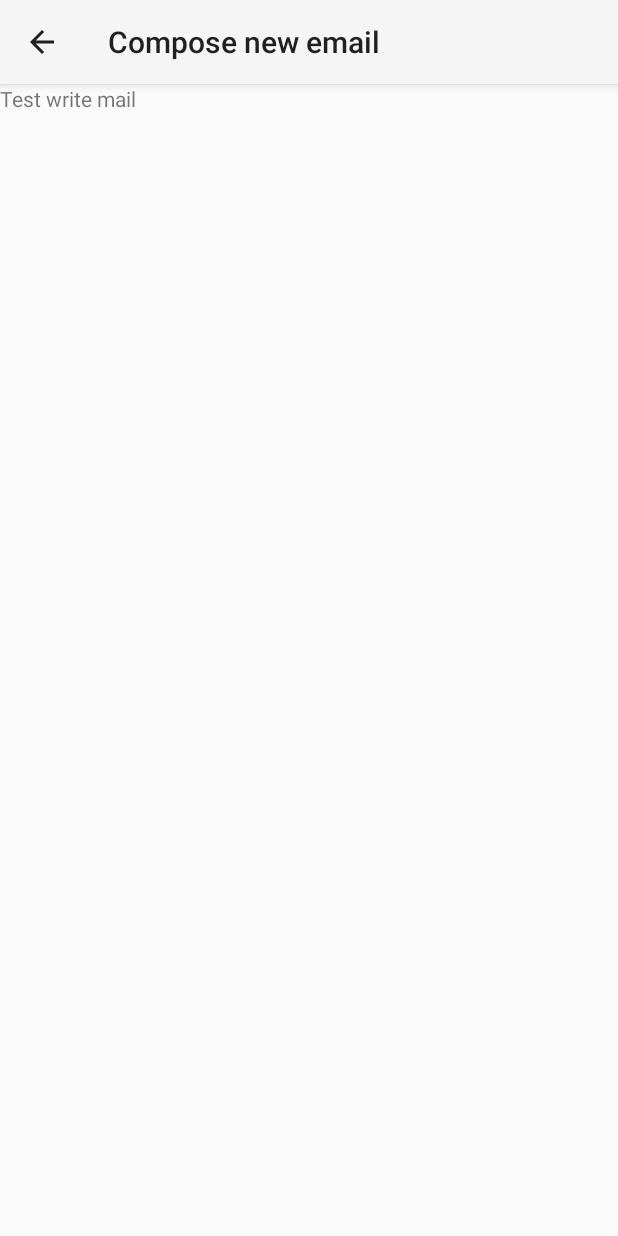
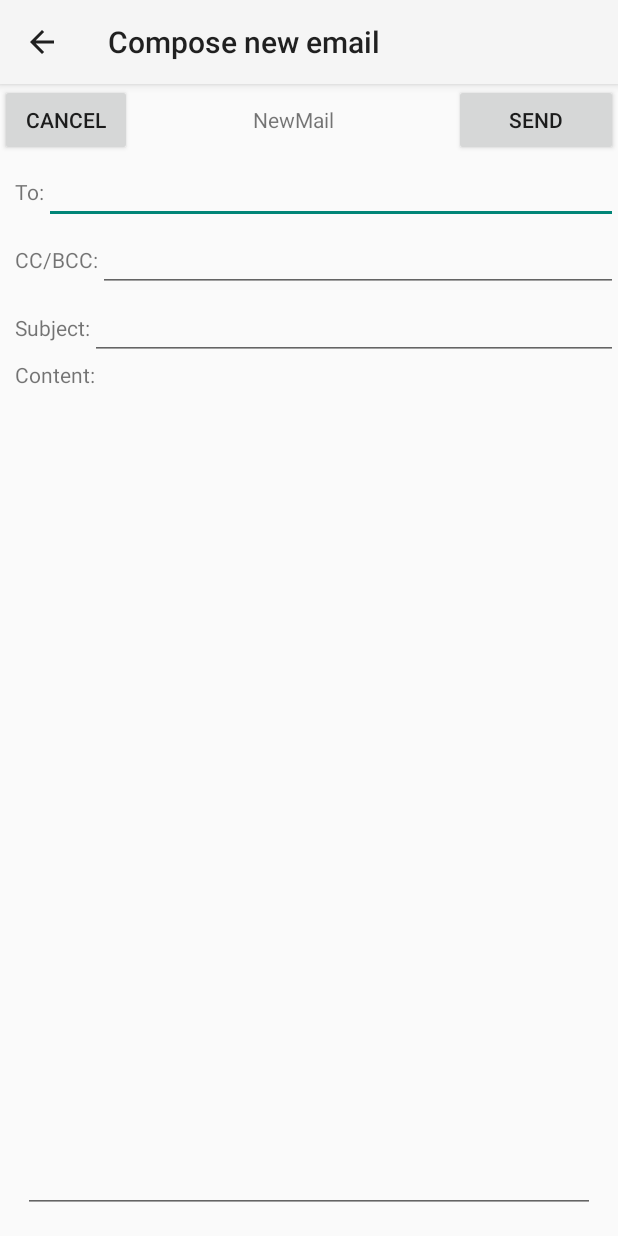
Before and after one commit to duy-tran/Android_Gmail, an Android app: the WriteMailActivity screen opened directly, with no data from a screen before it, on a phone screen of 412 x 824 dp. Run offline under Robolectric (Android 15) with nearby library versions, the phone set to English and light mode, and no system bars.

Commit message:
Write Mail View

```diff
--- a/EmailClient/app/src/main/res/layout/activity_writemail.xml
+++ b/EmailClient/app/src/main/res/layout/activity_writemail.xml
@@ -11,8 +11,117 @@
         android:elevation="4dp"
         android:theme="@style/ThemeOverlay.AppCompat.ActionBar"
         android:popupTheme="@style/ThemeOverlay.AppCompat.Light"/>
-    <TextView
-        android:layout_width="match_parent"
-        android:layout_height="wrap_content"
-        android:text="Test write mail"/>
+    <LinearLayout android:layout_width="match_parent"
+        android:layout_height="match_parent"
+        android:orientation="vertical">
+        <LinearLayout android:layout_width="match_parent"
+            android:layout_height="wrap_content"
+            android:orientation="horizontal"
+            android:gravity="center">
+            <Button
+                android:text="Cancel"
+                android:layout_width="wrap_content"
+                android:layout_height="wrap_content"
+                android:id="@+id/button" />
+
+            <TextView
+                android:text="NewMail"
+                android:layout_width="wrap_content"
+                android:layout_height="wrap_content"
+                android:id="@+id/NewMail"
+                android:layout_weight="1"
+                android:textAlignment="center" />
+
+            <Button
+                android:text="Send"
+                android:layout_width="wrap_content"
+                android:layout_height="wrap_content"
+                android:id="@+id/Send"
+                android:layout_weight="0.13"
+                android:textAlignment="center" />
+
+        </LinearLayout>
+
+
+
+        <LinearLayout android:layout_width="match_parent"
+            android:layout_height="wrap_content"
+            android:orientation="horizontal">
+            <TextView
+                android:text="To:"
+                android:layout_marginLeft="10dp"
+                android:layout_width="wrap_content"
+                android:layout_height="wrap_content"
+                android:id="@+id/textView4" />
+            <EditText
+                android:layout_width="match_parent"
+                android:layout_height="wrap_content"
+                android:inputType="textEmailAddress"
+                android:ems="10"
+                android:id="@+id/editText" />
+            </LinearLayout>
+
+        <LinearLayout android:layout_width="match_parent"
+            android:layout_height="wrap_content"
+            android:orientation="horizontal">
+            <TextView
+                android:text="CC/BCC:"
+                android:layout_marginLeft="10dp"
+                android:layout_width="wrap_content"
+                android:layout_height="wrap_content"
+                android:id="@+id/textView5" />
+            <EditText
+                android:layout_width="match_parent"
+                android:layout_height="wrap_content"
+                android:inputType="textEmailAddress"
+                android:ems="10"
+                android:id="@+id/editText1" />
+        </LinearLayout>
+
+        <LinearLayout android:layout_width="match_parent"
+            android:layout_height="wrap_content"
+            android:orientation="horizontal">
+            <TextView
+                android:text="Subject:"
+                android:layout_marginLeft="10dp"
+                android:layout_width="wrap_content"
+                android:layout_height="wrap_content"
+                android:id="@+id/textView6" />
+            <EditText
+                android:layout_width="match_parent"
+                android:layout_height="wrap_content"
+                android:inputType="textEmailAddress"
+                android:ems="10"
+                android:id="@+id/editText2" />
+        </LinearLayout>
+
+        <LinearLayout android:layout_width="match_parent"
+            android:layout_height="wrap_content"
+            android:orientation="horizontal">
+            <TextView
+                android:text="Content:"
+                android:layout_marginLeft="10dp"
+                android:layout_width="wrap_content"
+                android:layout_height="wrap_content"
+                android:id="@+id/textView7" />
+        </LinearLayout>
+        <LinearLayout android:layout_width="match_parent"
+            android:layout_height="match_parent"
+            android:orientation="horizontal">
+
+            <EditText
+                android:layout_width="match_parent"
+                android:layout_height="match_parent"
+                android:layout_margin="15dp"
+                android:inputType="textMultiLine"
+                android:ems="10"
+                android:id="@+id/editText3"
+                android:layout_weight="1" />
+        </LinearLayout>
+
+
+
+
+
+    </LinearLayout>
 </LinearLayout>
```
